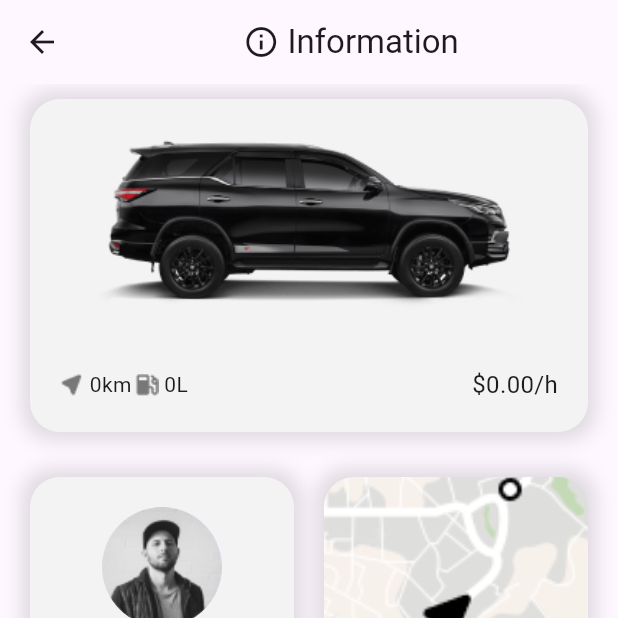
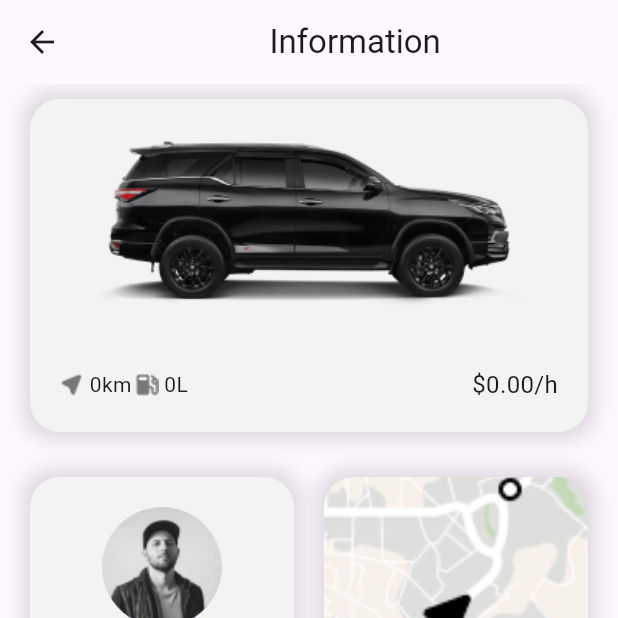
Before and after one commit to NourelhoudaAkbi/car_rental_app, a Flutter app: the CardDetailsPage screen opened directly with empty values, on a phone screen of 412 x 824 dp, the top half of it. Run offline on Flutter 3.47's test engine with Material 3 defaults, Android fonts, the phone set to English and light mode, and no system bars; our stand-ins replace cloud_firestore, firebase_core, flutter_bloc, flutter_map, get_it, latlong2; accounts and stored records are empty.

Commit message:
modified:   lib/presentation/pages/car_details_page.dart

```diff
--- a/lib/presentation/pages/car_details_page.dart
+++ b/lib/presentation/pages/car_details_page.dart
@@ -48,7 +48,7 @@ class _CardDetailsPageState extends State<CardDetailsPage> with SingleTickerProv
         title: Row(
           mainAxisAlignment: MainAxisAlignment.center,
           children: [
-            Icon(Icons.info_outline),
+
             Text(' Information')
           ],
         ),
```
